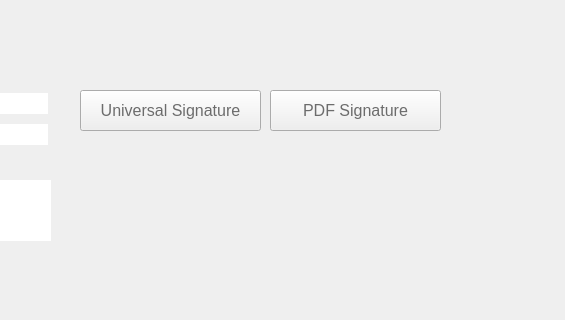
First picture: the form in pteid-mw-pt/_src/eidmw/eidgui/mainwnd.ui, repository amagovpt/autenticacao.gov, before the edit; both pictures show x 360 to 925 and y 330 to 650 of the 925 by 1042 pixel window.
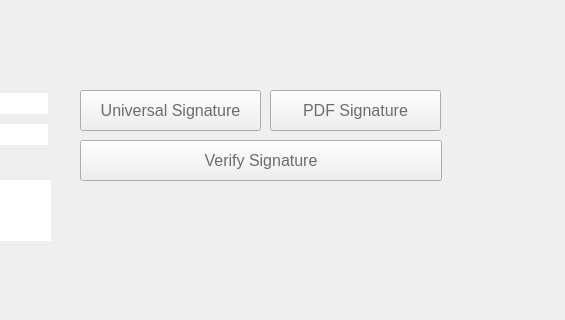
Second picture: the form after the edit. The open tabs and pages were chosen to show the change. Icons and pictures are not drawn.

Commit message: Re-enable DSS launch button in eidgui.

Patch:
```diff
--- a/pteid-mw-pt/_src/eidmw/eidgui/mainwnd.ui
+++ b/pteid-mw-pt/_src/eidmw/eidgui/mainwnd.ui
@@ -421,7 +421,28 @@
          <bool>false</bool>
         </property>
        </widget>
-       <widget class="QPushButton" name="btnShortcut_PdfSign">
+        <widget class="QPushButton" name="btnShortcut_VerifSign">
+            <property name="geometry">
+             <rect>
+              <x>430</x>
+              <y>360</y>
+              <width>362</width>
+              <height>41</height>
+            </rect>
+          </property>
+              <property name="styleSheet">
+            <string notr="true">
+              color: rgb(108, 108, 108);
+              font: 75 12pt Arial;
+              background-image: url(:/images/Images/backgrounds/bg_toolbarMenu2.png);
+            </string>
+            
+          </property>
+              <property name="text">
+              <string>Verify Signature</string>
+          </property>
+            </widget>
+        <widget class="QPushButton" name="btnShortcut_PdfSign">
         <property name="geometry">
          <rect>
           <x>620</x>
```
